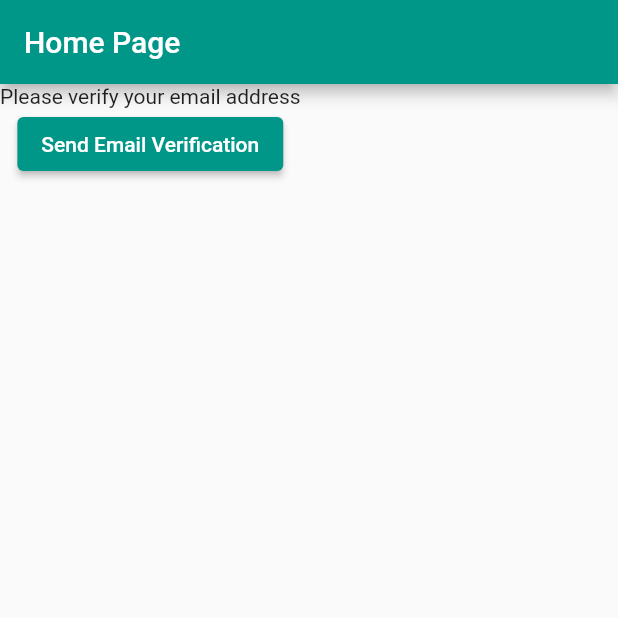
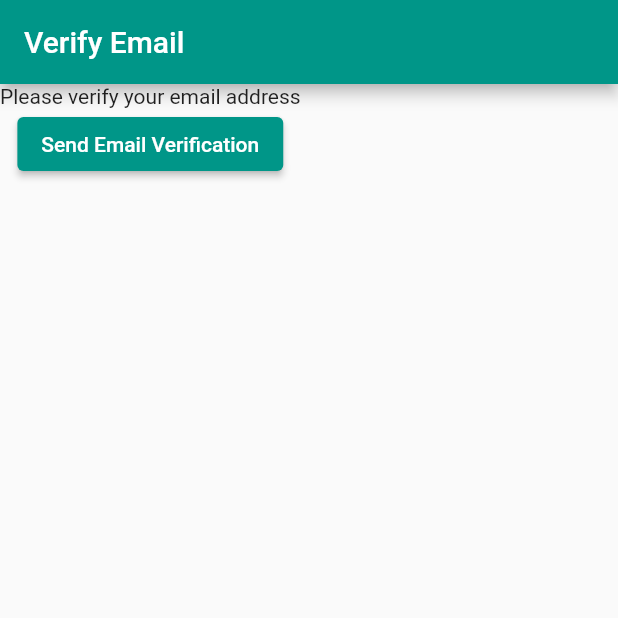
Before and after one commit to SyedWafiHasan/DulyNoted, a Flutter app: the screen it shows after launch, after a tap on "Send Email Verification", on a phone screen of 412 x 824 dp, the top half of it. Run offline on Flutter 3.47's test engine with Material 2 defaults, Android fonts, the light colour scheme and no system bars; our stand-ins replace firebase_auth, firebase_core; accounts and stored records are empty.

Commit message:
Made separate files for homepage view and verifyemailview

```diff
--- a/dulynoted/lib/main.dart
+++ b/dulynoted/lib/main.dart
@@ -4,6 +4,8 @@ import 'package:flutter/material.dart';
 import 'package:dulynoted/firebase_options.dart';
 import 'package:dulynoted/views/login_view.dart';
 import 'package:dulynoted/views/register_view.dart';
+import 'package:dulynoted/views/verify_email_view.dart';
+import 'package:dulynoted/views/home_page.dart';
 
 void main() {
   //ensures Futures are initialized
@@ -16,71 +18,9 @@ void main() {
     // home: const RegisterView(),
     // home: const LoginView(),
     home: const Homepage(),
+    routes: { // routes are also like Intents
+      '/login/' : (context) => const LoginView(),
+      '/register/' : (context) => const RegisterView()
+    },
   ));
 }
-
-//Creating a stateless homepage
-
-class Homepage extends StatelessWidget {
-  const Homepage({Key? key}) : super(key: key);
-
-  @override
-  Widget build(BuildContext context) {
-    return Scaffold(
-        appBar: AppBar(
-          title: const Text("Home Page"),
-        ),
-
-        // using FutureBuilder so that the widget does not load until Firebase has initialized
-        body: FutureBuilder(
-          future: Firebase.initializeApp(
-            options: DefaultFirebaseOptions.currentPlatform,
-          ),
-
-          // snapshot has status of the Future - none, waiting, active or done
-          builder: (context, snapshot) {
-            switch (snapshot.connectionState) {
-              case ConnectionState.done:
-                final user = FirebaseAuth.instance.currentUser;
-                final emailVerified = user?.emailVerified ?? false;
-                // print(user);
-                // print(emailVerified);
-                // print(user?.emailVerified);
-                if (emailVerified) {
-                  return const Text("Done");
-                  // return const Homepage();
-                  // return const LoginView();
-                  // return const RegisterView();
-                } else {
-                  return const VerifyEmailView(); // passing fragment instead of activity
-                  // return const LoginView();
-                }
-              default:
-                return const Text("Loading...");
-            }
-          },
-        ));
-  }
-}
-
-class VerifyEmailView extends StatefulWidget {
-  const VerifyEmailView({Key? key}) : super(key: key);
-
-  @override
-  State<VerifyEmailView> createState() => _VerifyEmailViewState();
-}
-
-class _VerifyEmailViewState extends State<VerifyEmailView> {
-  @override
-  Widget build(BuildContext context) {
-    return Column(
-      children: [
-        Text("Please verify your email address"),
-        ElevatedButton(onPressed: () async {
-          final user = FirebaseAuth.instance.currentUser;
-          await user?.sendEmailVerification();
-        }, child: const Text("Send Email Verification"))
-      ],
-    );
-  }
-}
--- /dev/null
+++ b/dulynoted/lib/views/home_page.dart
@@ -0,0 +1,45 @@
+import 'package:firebase_auth/firebase_auth.dart';
+import 'package:firebase_core/firebase_core.dart';
+import 'package:flutter/material.dart';
+import 'package:dulynoted/firebase_options.dart';
+import 'package:dulynoted/views/login_view.dart';
+import 'package:dulynoted/views/register_view.dart';
+import 'package:dulynoted/views/verify_email_view.dart';
+
+//Creating a stateless homepage
+
+class Homepage extends StatelessWidget {
+  const Homepage({Key? key}) : super(key: key);
+
+  @override
+  Widget build(BuildContext context) {
+    return FutureBuilder(
+      future: Firebase.initializeApp(
+        options: DefaultFirebaseOptions.currentPlatform,
+      ),
+
+      // snapshot has status of the Future - none, waiting, active or done
+      builder: (context, snapshot) {
+        switch (snapshot.connectionState) {
+          case ConnectionState.done:
+        // return const LoginView();
+        final user = FirebaseAuth.instance.currentUser;
+        final emailVerified = user?.emailVerified ?? false;
+        print(user);
+        print(emailVerified);
+        print(user?.emailVerified);
+        if (emailVerified) {
+          return const Text("Done");
+        return const Homepage();
+        return const LoginView();
+        return const RegisterView();
+        } else {
+          return const VerifyEmailView(); // passing fragment instead of activity
+        }
+          default:
+            return const CircularProgressIndicator();
+        }
+      },
+    );
+  }
+}
--- /dev/null
+++ b/dulynoted/lib/views/verify_email_view.dart
@@ -0,0 +1,29 @@
+import 'package:firebase_auth/firebase_auth.dart';
+import 'package:flutter/material.dart';
+
+class VerifyEmailView extends StatefulWidget {
+  const VerifyEmailView({Key? key}) : super(key: key);
+
+  @override
+  State<VerifyEmailView> createState() => _VerifyEmailViewState();
+}
+
+class _VerifyEmailViewState extends State<VerifyEmailView> {
+  @override
+  Widget build(BuildContext context) {
+    return Scaffold(
+      appBar: AppBar(
+        title: const Text("Verify Email"),
+      ),
+      body: Column(
+        children: [
+          Text("Please verify your email address"),
+          ElevatedButton(onPressed: () async {
+            final user = FirebaseAuth.instance.currentUser;
+            await user?.sendEmailVerification();
+          }, child: const Text("Send Email Verification"))
+        ],
+      ),
+    );
+  }
+}
```
Also changed, not shown: dulynoted/lib/views/login_view.dart (+11 -3 lines), dulynoted/lib/views/register_view.dart (+14 -1 lines).
